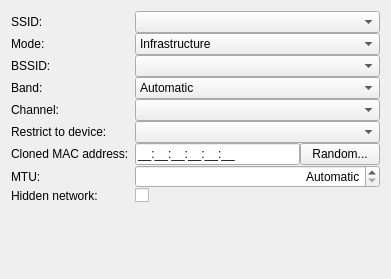
First picture: the form in libs/editor/settings/ui/wificonnectionwidget.ui, repository KDE/plasma-nm, before the edit.
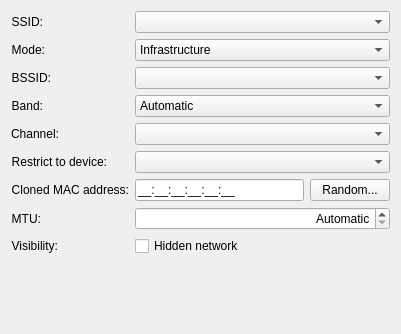
Second picture: the form after the edit. Custom widgets are drawn as their Qt base class.

Patch:
```diff
--- a/libs/editor/settings/ui/wificonnectionwidget.ui
+++ b/libs/editor/settings/ui/wificonnectionwidget.ui
@@ -6,19 +6,19 @@
    <rect>
     <x>0</x>
     <y>0</y>
-    <width>391</width>
-    <height>279</height>
+    <width>401</width>
+    <height>334</height>
    </rect>
   </property>
   <layout class="QFormLayout" name="formLayout">
-   <property name="verticalSpacing">
-    <number>0</number>
-   </property>
    <item row="0" column="0">
     <widget class="QLabel" name="SSIDLabel">
      <property name="text">
       <string>SSID:</string>
      </property>
+     <property name="alignment">
+      <set>Qt::AlignRight|Qt::AlignTrailing|Qt::AlignVCenter</set>
+     </property>
      <property name="buddy">
       <cstring>SSIDCombo</cstring>
      </property>
@@ -42,6 +42,9 @@
      <property name="text">
       <string>Mode:</string>
      </property>
+     <property name="alignment">
+      <set>Qt::AlignRight|Qt::AlignTrailing|Qt::AlignVCenter</set>
+     </property>
      <property name="buddy">
       <cstring>modeComboBox</cstring>
      </property>
@@ -72,17 +75,20 @@
      </item>
     </widget>
    </item>
-   <item row="3" column="0">
+   <item row="2" column="0">
     <widget class="QLabel" name="BSSIDLabel">
      <property name="text">
       <string>BSSID:</string>
      </property>
+     <property name="alignment">
+      <set>Qt::AlignRight|Qt::AlignTrailing|Qt::AlignVCenter</set>
+     </property>
      <property name="buddy">
       <cstring>BSSIDCombo</cstring>
      </property>
     </widget>
    </item>
-   <item row="3" column="1">
+   <item row="2" column="1">
     <widget class="BssidComboBox" name="BSSIDCombo">
      <property name="sizePolicy">
       <sizepolicy hsizetype="MinimumExpanding" vsizetype="Fixed">
@@ -90,26 +96,104 @@
        <verstretch>0</verstretch>
       </sizepolicy>
      </property>
-     <property name="sizeAdjustPolicy">
-      <enum>QComboBox::AdjustToMinimumContentsLength</enum>
-     </property>
      <property name="toolTip">
       <string>This option locks this connection to the Wi-Fi access point (AP) specified by the
  BSSID entered here. Example: 00:11:22:33:44:55</string>
      </property>
+     <property name="sizeAdjustPolicy">
+      <enum>QComboBox::AdjustToMinimumContentsLength</enum>
+     </property>
     </widget>
    </item>
-   <item row="7" column="0">
+   <item row="3" column="0">
+    <widget class="QLabel" name="bandLabel">
+     <property name="sizePolicy">
+      <sizepolicy hsizetype="Preferred" vsizetype="Minimum">
+       <horstretch>0</horstretch>
+       <verstretch>0</verstretch>
+      </sizepolicy>
+     </property>
+     <property name="text">
+      <string>Band:</string>
+     </property>
+     <property name="alignment">
+      <set>Qt::AlignRight|Qt::AlignTrailing|Qt::AlignVCenter</set>
+     </property>
+     <property name="buddy">
+      <cstring>band</cstring>
+     </property>
+    </widget>
+   </item>
+   <item row="3" column="1">
+    <widget class="KComboBox" name="band">
+     <property name="sizePolicy">
+      <sizepolicy hsizetype="MinimumExpanding" vsizetype="Minimum">
+       <horstretch>0</horstretch>
+       <verstretch>0</verstretch>
+      </sizepolicy>
+     </property>
+     <property name="toolTip">
+      <string>This option locks the connection to the Wi-Fi network associated to the specified band. This setting depends
+ on specific driver capability and may not work with all drivers</string>
+     </property>
+     <item>
+      <property name="text">
+       <string extracomment="automatic band">Automatic</string>
+      </property>
+     </item>
+     <item>
+      <property name="text">
+       <string>A (5 GHz)</string>
+      </property>
+     </item>
+     <item>
+      <property name="text">
+       <string>B/G (2.4 GHz)</string>
+      </property>
+     </item>
+    </widget>
+   </item>
+   <item row="4" column="0">
+    <widget class="QLabel" name="channelLabel">
+     <property name="text">
+      <string>Channel:</string>
+     </property>
+     <property name="alignment">
+      <set>Qt::AlignRight|Qt::AlignTrailing|Qt::AlignVCenter</set>
+     </property>
+     <property name="buddy">
+      <cstring>channel</cstring>
+     </property>
+    </widget>
+   </item>
+   <item row="4" column="1">
+    <widget class="KComboBox" name="channel">
+     <property name="sizePolicy">
+      <sizepolicy hsizetype="MinimumExpanding" vsizetype="Fixed">
+       <horstretch>0</horstretch>
+       <verstretch>0</verstretch>
+      </sizepolicy>
+     </property>
+     <property name="toolTip">
+      <string>Wireless channel to use for the Wi-Fi connection. The device will only join (or create for Ad-Hoc networks)
+a Wi-Fi network on the specified channel</string>
+     </property>
+    </widget>
+   </item>
+   <item row="5" column="0">
     <widget class="QLabel" name="label">
      <property name="text">
       <string>Restrict to device:</string>
      </property>
+     <property name="alignment">
+      <set>Qt::AlignRight|Qt::AlignTrailing|Qt::AlignVCenter</set>
+     </property>
      <property name="buddy">
       <cstring>macAddress</cstring>
      </property>
     </widget>
    </item>
-   <item row="7" column="1">
+   <item row="5" column="1">
     <widget class="HwAddrComboBox" name="macAddress">
      <property name="sizePolicy">
       <sizepolicy hsizetype="MinimumExpanding" vsizetype="Fixed">
@@ -119,17 +203,20 @@
      </property>
     </widget>
    </item>
-   <item row="8" column="0">
+   <item row="6" column="0">
     <widget class="QLabel" name="label_2">
      <property name="text">
       <string>Cloned MAC address:</string>
      </property>
+     <property name="alignment">
+      <set>Qt::AlignRight|Qt::AlignTrailing|Qt::AlignVCenter</set>
+     </property>
      <property name="buddy">
       <cstring>clonedMacAddress</cstring>
      </property>
     </widget>
    </item>
-   <item row="8" column="1">
+   <item row="6" column="1">
     <layout class="QHBoxLayout" name="horizontalLayout">
      <item>
       <widget class="KLineEdit" name="clonedMacAddress">
@@ -156,17 +243,20 @@
      </item>
     </layout>
    </item>
-   <item row="10" column="0">
+   <item row="7" column="0">
     <widget class="QLabel" name="label_3">
      <property name="text">
       <string>MTU:</string>
      </property>
+     <property name="alignment">
+      <set>Qt::AlignRight|Qt::AlignTrailing|Qt::AlignVCenter</set>
+     </property>
      <property name="buddy">
       <cstring>mtu</cstring>
      </property>
     </widget>
    </item>
-   <item row="10" column="1">
+   <item row="7" column="1">
     <widget class="QSpinBox" name="mtu">
      <property name="sizePolicy">
       <sizepolicy hsizetype="MinimumExpanding" vsizetype="Fixed">
@@ -191,91 +281,44 @@
      </property>
     </widget>
    </item>
-   <item row="11" column="1">
-    <widget class="QCheckBox" name="hiddenNetwork">
-     <property name="toolTip">
-      <string>Mark this if you want to create a connection for a hidden network</string>
-     </property>
-     <property name="text">
-      <string/>
-     </property>
-    </widget>
-   </item>
-   <item row="11" column="0">
+   <item row="8" column="0">
     <widget class="QLabel" name="label_4">
      <property name="toolTip">
       <string>Mark this if you want to create a connection for a hidden network</string>
      </property>
      <property name="text">
-      <string>Hidden network:</string>
+      <string>Visibility:</string>
+     </property>
+     <property name="alignment">
+      <set>Qt::AlignRight|Qt::AlignTrailing|Qt::AlignVCenter</set>
      </property>
      <property name="buddy">
       <cstring>hiddenNetwork</cstring>
      </property>
     </widget>
    </item>
-   <item row="5" column="0">
-    <widget class="QLabel" name="bandLabel">
-     <property name="text">
-      <string>Band:</string>
-     </property>
-     <property name="buddy">
-      <cstring>band</cstring>
-     </property>
-    </widget>
-   </item>
-   <item row="5" column="1">
-    <widget class="KComboBox" name="band">
-     <property name="sizePolicy">
-      <sizepolicy hsizetype="MinimumExpanding" vsizetype="Fixed">
-       <horstretch>0</horstretch>
-       <verstretch>0</verstretch>
-      </sizepolicy>
-     </property>
+   <item row="8" column="1">
+    <widget class="QCheckBox" name="hiddenNetwork">
      <property name="toolTip">
-      <string>This option locks the connection to the Wi-Fi network associated to the specified band. This setting depends
- on specific driver capability and may not work with all drivers</string>
+      <string>Mark this if you want to create a connection for a hidden network</string>
      </property>
-     <item>
-      <property name="text">
-       <string extracomment="automatic band">Automatic</string>
-      </property>
-     </item>
-     <item>
-      <property name="text">
-       <string>A (5 GHz)</string>
-      </property>
-     </item>
-     <item>
-      <property name="text">
-       <string>B/G (2.4 GHz)</string>
-      </property>
-     </item>
-    </widget>
-   </item>
-   <item row="6" column="0">
-    <widget class="QLabel" name="channelLabel">
      <property name="text">
-      <string>Channel:</string>
+      <string>Hidden network</string>
      </property>
-     <property name="buddy">
-      <cstring>channel</cstring>
-     </property>
     </widget>
    </item>
-   <item row="6" column="1">
-    <widget class="KComboBox" name="channel">
-     <property name="sizePolicy">
-      <sizepolicy hsizetype="MinimumExpanding" vsizetype="Fixed">
-       <horstretch>0</horstretch>
-       <verstretch>0</verstretch>
-      </sizepolicy>
+   <item row="9" column="0">
+    <spacer name="verticalSpacer">
+     <property name="orientation">
+      <enum>Qt::Vertical</enum>
      </property>
-     <property name="toolTip">
-      <string>Wireless channel to use for the Wi-Fi connection. The device will only join (or create for Ad-Hoc networks)
-a Wi-Fi network on the specified channel</string>
+     <property name="sizeHint" stdset="0">
+      <size>
+       <width>20</width>
+       <height>40</height>
+      </size>
      </property>
-    </widget>
+    </spacer>
    </item>
   </layout>
  </widget>
```
